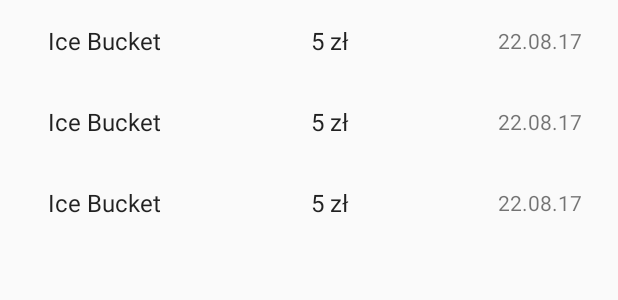
After one commit to markowanga/android-v2-hopeit, an Android app: the layout fragment_paymenthistory_list.xml on its own in the app's theme, with its tools: preview values and no code run, on a phone screen of 412 x 824 dp. The commit adds this screen. Shown: the top 300 px of the screen. Run offline under Robolectric (Android 15) with nearby library versions, the phone set to English and light mode, and no system bars.

Commit message:
Implement payments history

```diff
--- a/app/build.gradle
+++ b/app/build.gradle
@@ -25,6 +25,8 @@ dependencies {
     implementation 'com.android.support.constraint:constraint-layout:1.0.2'
     implementation 'com.android.support:support-v4:26.0.0-beta1'
     implementation 'com.android.support:design:26.1.0'
+    implementation 'com.google.firebase:firebase-messaging:11.0.4'
+    implementation 'com.android.support:recyclerview-v7:26.0.0-beta1'
     testImplementation 'junit:junit:4.12'
     androidTestImplementation 'com.android.support.test:runner:1.0.1'
     androidTestImplementation 'com.android.support.test.espresso:espresso-core:3.0.1'
@@ -60,3 +62,7 @@ dependencies {
     compile 'com.squareup.picasso:picasso:2.5.2'
 
 }
+
+
+
+apply plugin: 'com.google.gms.google-services'
--- a/app/src/main/java/pl/hopeit/hopeitandroid/LoginActivity.java
+++ b/app/src/main/java/pl/hopeit/hopeitandroid/LoginActivity.java
@@ -14,6 +14,7 @@ import com.facebook.FacebookSdk;
 import com.facebook.login.LoginManager;
 import com.facebook.login.LoginResult;
 import com.facebook.login.widget.LoginButton;
+import com.google.firebase.iid.FirebaseInstanceId;
 
 import java.io.IOException;
 import java.util.Arrays;
@@ -72,7 +73,8 @@ public class LoginActivity extends AppCompatActivity {
     }
 
     void login(String userId, String token) throws IOException {
-        Call<LoginResponse> call = HopeItApplication.retrofitService.getUser(new LoginBody(userId, token));
+        String firebaseToken = FirebaseInstanceId.getInstance().getToken();
+        Call<LoginResponse> call = HopeItApplication.retrofitService.getUser(new LoginBody(userId, token, firebaseToken));
 
         call.enqueue(new Callback<LoginResponse>() {
             @Override
--- a/app/src/main/java/pl/hopeit/hopeitandroid/model/LoginBody.java
+++ b/app/src/main/java/pl/hopeit/hopeitandroid/model/LoginBody.java
@@ -9,9 +9,11 @@ import android.util.Log;
 public class LoginBody {
     public String userId;
     public String accessTokenId;
+    public String firebaseToken;
 
-    public LoginBody(String userId, String token) {
+    public LoginBody(String userId, String token, String firebaseToken) {
         this.userId = userId;
         this.accessTokenId = token;
+        this.firebaseToken = firebaseToken;
     }
 }
--- /dev/null
+++ b/app/src/main/res/layout/fragment_paymenthistory.xml
@@ -0,0 +1,49 @@
+<?xml version="1.0" encoding="utf-8"?>
+<android.support.constraint.ConstraintLayout xmlns:android="http://schemas.android.com/apk/res/android"
+    xmlns:app="http://schemas.android.com/apk/res-auto"
+    xmlns:tools="http://schemas.android.com/tools"
+    android:layout_width="match_parent"
+    android:layout_height="wrap_content"
+    android:orientation="horizontal">
+
+    <TextView
+        android:id="@+id/ph_challenge_title"
+        android:layout_width="wrap_content"
+        android:layout_height="wrap_content"
+        android:layout_margin="@dimen/text_margin"
+        android:layout_marginBottom="8dp"
+        android:layout_marginStart="8dp"
+        android:layout_marginTop="8dp"
+        android:textAppearance="?attr/textAppearanceListItem"
+        app:layout_constraintBottom_toBottomOf="parent"
+        app:layout_constraintStart_toStartOf="parent"
+        app:layout_constraintTop_toTopOf="parent"
+        tools:text="Ice Bucket" />
+
+    <TextView
+        android:id="@+id/ph_amount"
+        android:layout_width="wrap_content"
+        android:layout_height="wrap_content"
+        android:layout_margin="@dimen/text_margin"
+        android:layout_marginBottom="8dp"
+        android:layout_marginEnd="8dp"
+        android:layout_marginStart="8dp"
+        android:layout_marginTop="8dp"
+        android:textAppearance="?attr/textAppearanceListItem"
+        app:layout_constraintBottom_toBottomOf="parent"
+        app:layout_constraintEnd_toStartOf="@+id/ph_date"
+        app:layout_constraintStart_toEndOf="@+id/ph_challenge_title"
+        app:layout_constraintTop_toTopOf="parent"
+        tools:text="5 zł" />
+
+    <TextView
+        android:id="@+id/ph_date"
+        android:layout_width="wrap_content"
+        android:layout_height="wrap_content"
+        android:layout_marginEnd="8dp"
+        app:layout_constraintBottom_toBottomOf="parent"
+        app:layout_constraintEnd_toEndOf="parent"
+        app:layout_constraintTop_toTopOf="parent"
+        tools:text="22.08.17" />
+
+</android.support.constraint.ConstraintLayout>
--- /dev/null
+++ b/app/src/main/res/layout/fragment_paymenthistory_list.xml
@@ -0,0 +1,13 @@
+<?xml version="1.0" encoding="utf-8"?>
+<android.support.v7.widget.RecyclerView xmlns:android="http://schemas.android.com/apk/res/android"
+    xmlns:app="http://schemas.android.com/apk/res-auto"
+    xmlns:tools="http://schemas.android.com/tools"
+    android:id="@+id/list"
+    android:name="pl.hopeit.hopeitandroid.PaymentHistoryFragment"
+    android:layout_width="match_parent"
+    android:layout_height="match_parent"
+    android:layout_marginLeft="16dp"
+    android:layout_marginRight="16dp"
+    app:layoutManager="LinearLayoutManager"
+    tools:context="pl.hopeit.hopeitandroid.PaymentHistoryFragment"
+    tools:listitem="@layout/fragment_paymenthistory" />
--- a/build.gradle
+++ b/build.gradle
@@ -12,6 +12,7 @@ buildscript {
 
         // NOTE: Do not place your application dependencies here; they belong
         // in the individual module build.gradle files
+        classpath 'com.google.gms:google-services:3.1.0'
     }
 }
 
```
Also changed, not shown: app/src/main/AndroidManifest.xml (+20 -8 lines), app/src/main/java/pl/hopeit/hopeitandroid/FirebaseMsgService.java (added, +48 -0 lines), app/src/main/java/pl/hopeit/hopeitandroid/FirebaseService.java (added, +20 -0 lines), app/src/main/java/pl/hopeit/hopeitandroid/HopeRetrofitService.java (+7 -0 lines), app/src/main/java/pl/hopeit/hopeitandroid/MessagesFragment.java (+29 -4 lines), app/src/main/java/pl/hopeit/hopeitandroid/PaymentHistoryFragment.java (added, +51 -0 lines), app/src/main/java/pl/hopeit/hopeitandroid/PaymentHistoryItem.java (added, +44 -0 lines), app/src/main/java/pl/hopeit/hopeitandroid/PaymentHistoryRecyclerViewAdapter.java (added, +57 -0 lines), app/src/main/java/pl/hopeit/hopeitandroid/model/MessagesRequest.java (added, +8 -0 lines), app/src/main/java/pl/hopeit/hopeitandroid/model/MessagesResponse.java (added, +16 -0 lines).
